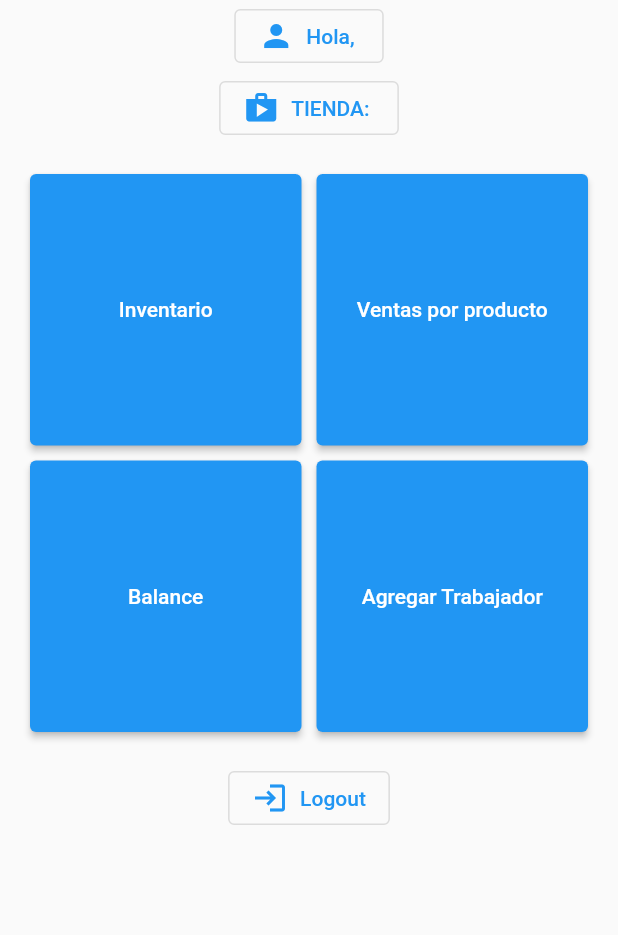
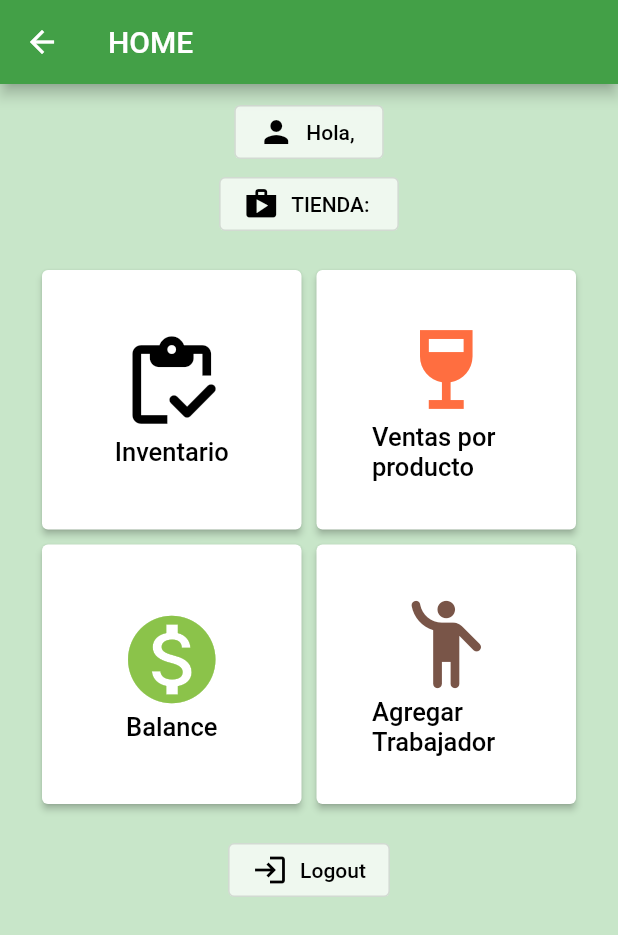
Before and after one commit to upc-shopTeam/shope_teamF, a Flutter app: the HomeOwnerView screen opened directly, on a phone screen of 412 x 824 dp. Shown: the top 935 px of the screen. Run offline on Flutter 3.47's test engine with Material 2 defaults, Android fonts, the phone set to English and light mode, and no system bars; our stand-ins replace calendar_timeline, shared_preferences; missing offline and left inert: jwt_decode; accounts and stored records are empty; network calls fail.

Commit message:
home owner update

```diff
--- a/lib/inventory/home_owner_view.dart
+++ b/lib/inventory/home_owner_view.dart
@@ -61,23 +61,52 @@ String nameShop = '';
   @override
   Widget build(BuildContext context) {
     return Scaffold(
+      appBar: new AppBar(
+        title: Text("HOME"),
+        backgroundColor: Colors.green[600],
+      ),
+      backgroundColor: Colors.green[100],
+      body: SafeArea(
 
-      body: SafeArea(
         child:SingleChildScrollView(
+
+          child: Padding(
+            padding: const EdgeInsets.all(8.0),
             child: Column(
+
+
               children: [
                 OutlinedButton.icon(
+                  style: OutlinedButton.styleFrom(
+                    backgroundColor: Colors.white70,
+
+                  ),
                   onPressed: ()  {
                     Navigator.of(context).push(MaterialPageRoute(builder: (context)=>ProfileOwner()));
                   },
-                icon:Icon(Icons.person),
-                label: Text("Hola, $name"),
+                  icon:Icon(Icons.person,
+                  color: Colors.black,
+                  ),
+                  label: Text("Hola, $name",
+                    style: TextStyle(
+                        color: Colors.black,
+                   ),
+                ),
                 ),
                 OutlinedButton.icon(
+                  style: OutlinedButton.styleFrom(
+                    backgroundColor: Colors.white70,
+
+                  ),
+
                   onPressed: ()  {
                   },
-                icon:Icon(Icons.shop),
-                label: Text("TIENDA: $nameShop"),
+                  icon:Icon(Icons.shop,
+                    color: Colors.black,
+                  ),
+                  label: Text("TIENDA: $nameShop",style: TextStyle(
+                    color: Colors.black
+                  ),),
                 ),
                 GridView.count(
                   shrinkWrap: true,
@@ -88,46 +117,162 @@ String nameShop = '';
                   crossAxisCount: 2,
                   children: <Widget>[
                     ElevatedButton(
+                      style: OutlinedButton.styleFrom(
+                        backgroundColor: Colors.white,
+
+                      ),
                       onPressed: () {
                         Navigator.of(context).push(MaterialPageRoute(
                           builder: (context) => InventoryView(),
                         ));
                       },
-                    child: Text("Inventario"),
+
+                      child: Center(
+                        child: Padding(
+                          padding: const EdgeInsets.all(21.0),
+                          child: Column(
+                            mainAxisSize: MainAxisSize.min,
+                            children:
+                              <Widget>[
+                                Icon(Icons.inventory_rounded,
+                                    size:70.0,
+                                   color: Colors.black,
+                                ),
+                                Text("Inventario",
+
+                                style: new TextStyle(
+                                    fontSize: 17.0,
+                                  color: Colors.black
+
+                                ),
+                                ),
+                              ],
+                          ),
+                        ),
+                      ),
+
                     ),
                     ElevatedButton(
+                      style: OutlinedButton.styleFrom(
+                        backgroundColor: Colors.white,
+
+                      ),
                       onPressed: () {
                         Navigator.of(context).push(MaterialPageRoute(
                           builder: (context) => SalesProductsView(),
                         ));
                       },
-                    child: Text("Ventas por producto"),),
+                      child: Center(
+                        child: Padding(
+                          padding: const EdgeInsets.all(21.0),
+                          child: Column(
+                            mainAxisSize: MainAxisSize.min,
+                            children:
+                            <Widget>[
+                              Icon(Icons.wine_bar,
+                                size:70.0,
+                                color: Colors.deepOrangeAccent,
+                              ),
+                              Text("Ventas por producto",
+                                style: new TextStyle(
+                                    fontSize: 17.0,
+                                    color: Colors.black
+                                ),
+                              ),
+                            ],
+                          ),
+                        ),
+                      ),
+
+
+                    ),
                     ElevatedButton(
+                        style: OutlinedButton.styleFrom(
+                          backgroundColor: Colors.white,
+
+                        ),
                       onPressed: () {
                         Navigator.of(context).push(MaterialPageRoute(
                           builder: (context) => BalanceView(initDate:initDate,),
                         ));
                       },
-                    child: Text("Balance"),),
+                        child: Center(
+                          child: Padding(
+                            padding: const EdgeInsets.all(21.0),
+                            child: Column(
+                              mainAxisSize: MainAxisSize.min,
+                              children:
+                              <Widget>[
+                                Icon(Icons.monetization_on,
+                                  size:70.0,
+                                  color: Colors.lightGreen,
+                                ),
+                                Text("Balance",
+                                  style: new TextStyle(
+                                      fontSize: 17.0,
+                                      color: Colors.black
+                                  ),
+                                ),
+                              ],
+                            ),
+                          ),
+                        )
+
+
+                    ),
                     ElevatedButton(
+                        style: OutlinedButton.styleFrom(
+                          backgroundColor: Colors.white,
+
+                        ),
                       onPressed: () {
                         Navigator.of(context).push(MaterialPageRoute(
                           builder: (context) => EmployeeRegister(),
                         ));
                       },
-                    child: Text("Agregar Trabajador"),),
+                        child: Center(
+                          child: Padding(
+                            padding: const EdgeInsets.all(21.0),
+                            child: Column(
+                              mainAxisSize: MainAxisSize.min,
+                              children:
+                              <Widget>[
+                                Icon(Icons.emoji_people_rounded,
+                                  size:70.0,
+                                  color: Colors.brown,
+                                ),
+                                Text("Agregar Trabajador",
+                                  style: new TextStyle(
+                                      fontSize: 17.0,
+                                      color: Colors.black,
+                                  ),
+                                ),
+                              ],
+                            ),
+                          ),
+                        )
+
+                    ),
                   ],
                 ),
                 OutlinedButton.icon(
+                  style: OutlinedButton.styleFrom(
+                    backgroundColor: Colors.white70,
+
+                  ),
                     onPressed: () async {
                         SharedPreferences preferences = await SharedPreferences.getInstance();
                         await preferences.clear();
                         Navigator.of(context).pushAndRemoveUntil(MaterialPageRoute(builder: (context)=>SignInView()), (route) => false);
                     },
-                  icon:Icon(Icons.login),
-                  label: Text("Logout"),
+                    icon:Icon(Icons.login,
+                    color: Colors.black,),
+                    label: Text("Logout",style: TextStyle(
+                      color: Colors.black
+                    ),),
                 )
               ],
+            ),
           ),
         ),),
     );
```
Lines whose indentation alone changed are shown as unchanged.
